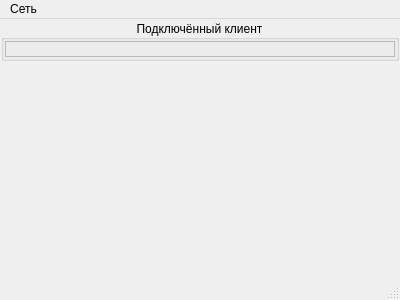
First picture: the form in main-window.ui, repository Intueor/Z-Hub, before the edit.
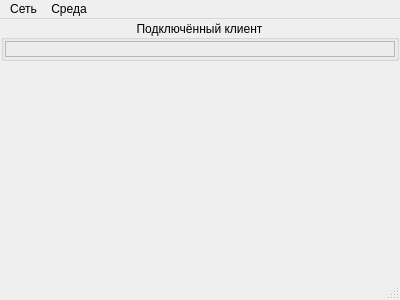
Second picture: the form after the edit. Icons and pictures are not drawn.

Commit message: Небольшая правка имён. Начало работы со средой.

The edit to the form file:
```diff
--- a/main-window.ui
+++ b/main-window.ui
@@ -104,7 +104,7 @@
      <height>22</height>
     </rect>
    </property>
-   <widget class="QMenu" name="menu">
+   <widget class="QMenu" name="menu_Net">
     <property name="title">
      <string>Сеть</string>
     </property>
@@ -113,7 +113,16 @@
     <addaction name="action_ServerName"/>
     <addaction name="action_ServerSettings"/>
    </widget>
-   <addaction name="menu"/>
+   <widget class="QMenu" name="menu_Env">
+    <property name="title">
+     <string>Среда</string>
+    </property>
+    <addaction name="action_StartStopEnv"/>
+    <addaction name="action_StartOnLaunchServer"/>
+    <addaction name="action_EnvName"/>
+   </widget>
+   <addaction name="menu_Net"/>
+   <addaction name="menu_Env"/>
   </widget>
   <widget class="QStatusBar" name="statusBar"/>
   <action name="action_StartStop">
```
Left out of the diff: 23 changed lines with no effect on the pictures. The commit also changes 1 other file.
